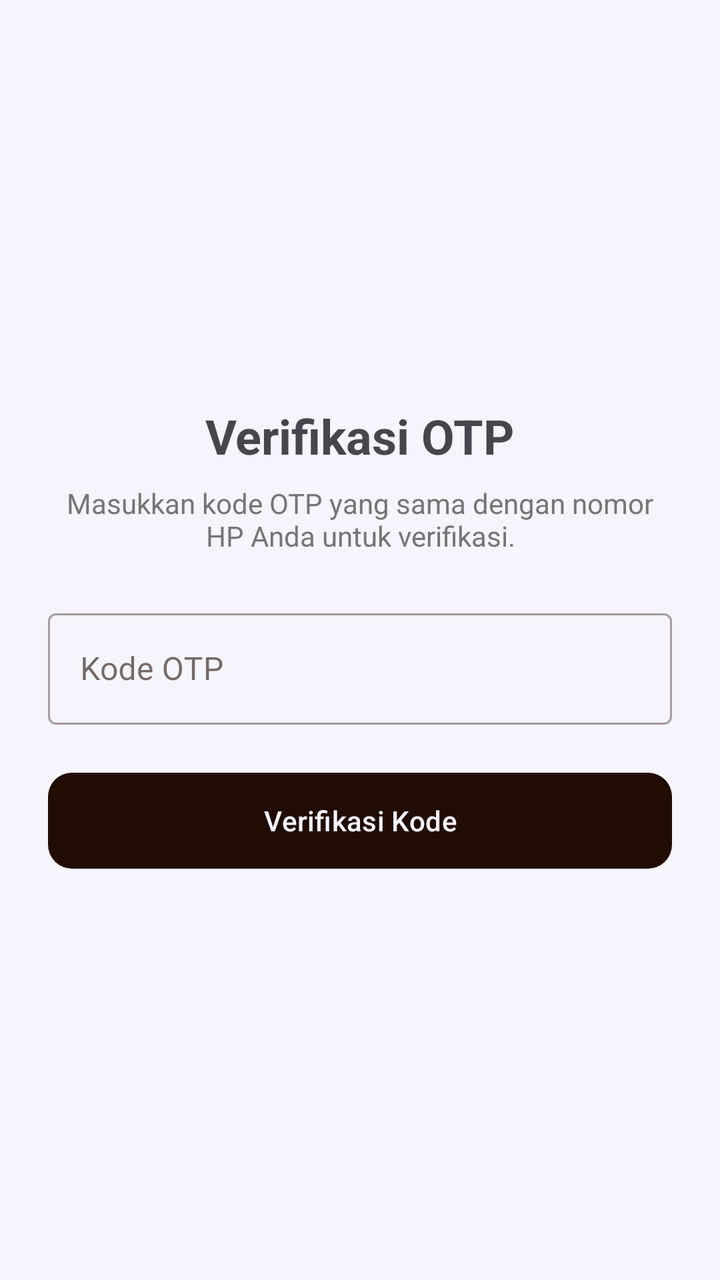
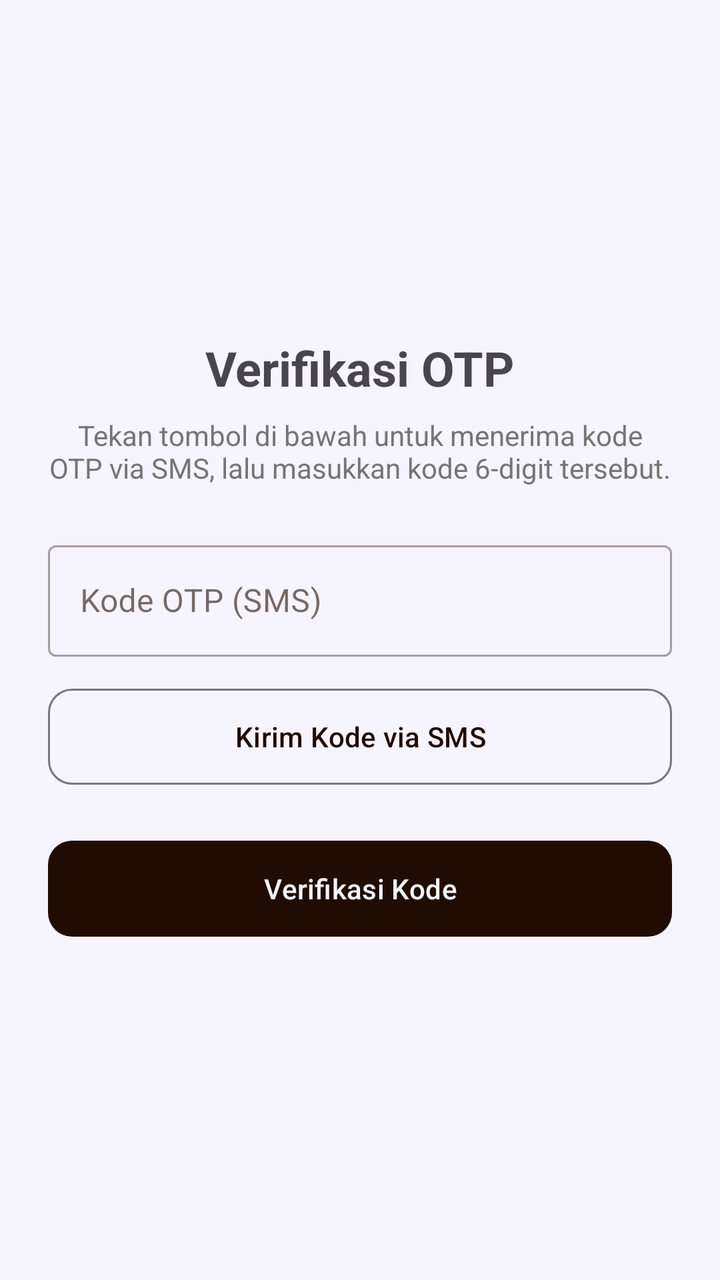

The first picture is an Android layout as it rendered before a commit; the second is the same layout after the commit. The layout source and the unified diff follow.
<!-- AndroidManifest.xml: application theme Theme.NVBDilan -->
<!-- res/layout/activity_otp.xml -->
<?xml version="1.0" encoding="utf-8"?>
<LinearLayout xmlns:android="http://schemas.android.com/apk/res/android"
    xmlns:app="http://schemas.android.com/apk/res-auto"
    android:layout_width="match_parent"
    android:layout_height="match_parent"
    android:gravity="center"
    android:orientation="vertical"
    android:padding="24dp">

    <TextView
        android:layout_width="wrap_content"
        android:layout_height="wrap_content"
        android:text="Verifikasi OTP"
        android:textSize="24sp"
        android:textStyle="bold" />

    <TextView
        android:layout_width="wrap_content"
        android:layout_height="wrap_content"
        android:layout_marginTop="8dp"
        android:gravity="center"
        android:text="Masukkan kode OTP yang sama dengan nomor HP Anda untuk verifikasi."
        android:textColor="#757575" />

    <com.google.android.material.textfield.TextInputLayout
        style="@style/Widget.MaterialComponents.TextInputLayout.OutlinedBox"
        android:layout_width="match_parent"
        android:layout_height="wrap_content"
        android:layout_marginTop="24dp"
        android:hint="Kode OTP">
        <com.google.android.material.textfield.TextInputEditText
            android:id="@+id/etOtpInput"
            android:layout_width="match_parent"
            android:layout_height="wrap_content"
            android:inputType="number" />
    </com.google.android.material.textfield.TextInputLayout>

    <com.google.android.material.button.MaterialButton
        android:id="@+id/btnVerifyOtp"
        android:layout_width="match_parent"
        android:layout_height="56dp"
        android:layout_marginTop="20dp"
        android:text="Verifikasi Kode"
        app:cornerRadius="12dp" />

</LinearLayout>
<!-- resources referenced by this layout -->
<resources>
  <style name="Theme.NVBDilan" parent="Base.Theme.NVBDilan" />
  <style name="Base.Theme.NVBDilan" parent="Theme.Material3.Light.NoActionBar">
          <item name="colorPrimary">@color/espresso</item>
          <item name="colorOnPrimary">@color/cream</item>
          <item name="colorPrimaryContainer">@color/coffee_brown</item>
          <item name="colorOnPrimaryContainer">@color/cream</item>
          <item name="colorSecondary">@color/member_gold</item>
          <item name="colorOnSecondary">@color/espresso</item>
          <item name="colorTertiary">@color/deep_navy</item>
          <item name="colorOnTertiary">@color/cream</item>
          <item name="android:colorBackground">@color/cream</item>
          <item name="colorSurface">@color/cream</item>
          <item name="colorOnSurface">@color/espresso</item>
          <item name="android:statusBarColor">@color/espresso</item>
      </style>
  <color name="espresso">#200C02</color>
  <color name="cream">#F6F4FC</color>
  <color name="coffee_brown">#7C4600</color>
  <color name="member_gold">#F5A623</color>
  <color name="deep_navy">#090437</color>
</resources>

<!-- the commit's change to res/layout/activity_otp.xml (unified diff, before → after) -->
@@ -19,7 +19,7 @@
         android:layout_height="wrap_content"
         android:layout_marginTop="8dp"
         android:gravity="center"
-        android:text="Masukkan kode OTP yang sama dengan nomor HP Anda untuk verifikasi."
+        android:text="Tekan tombol di bawah untuk menerima kode OTP via SMS, lalu masukkan kode 6-digit tersebut."
         android:textColor="#757575" />
 
     <com.google.android.material.textfield.TextInputLayout
@@ -27,13 +27,23 @@
         android:layout_width="match_parent"
         android:layout_height="wrap_content"
         android:layout_marginTop="24dp"
-        android:hint="Kode OTP">
+        android:hint="Kode OTP (SMS)">
+
         <com.google.android.material.textfield.TextInputEditText
             android:id="@+id/etOtpInput"
             android:layout_width="match_parent"
             android:layout_height="wrap_content"
             android:inputType="number" />
     </com.google.android.material.textfield.TextInputLayout>
+
+    <com.google.android.material.button.MaterialButton
+        android:id="@+id/btnKirimKode"
+        style="@style/Widget.Material3.Button.OutlinedButton"
+        android:layout_width="match_parent"
+        android:layout_height="56dp"
+        android:layout_marginTop="12dp"
+        android:text="Kirim Kode via SMS"
+        app:cornerRadius="12dp" />
 
     <com.google.android.material.button.MaterialButton
         android:id="@+id/btnVerifyOtp"
